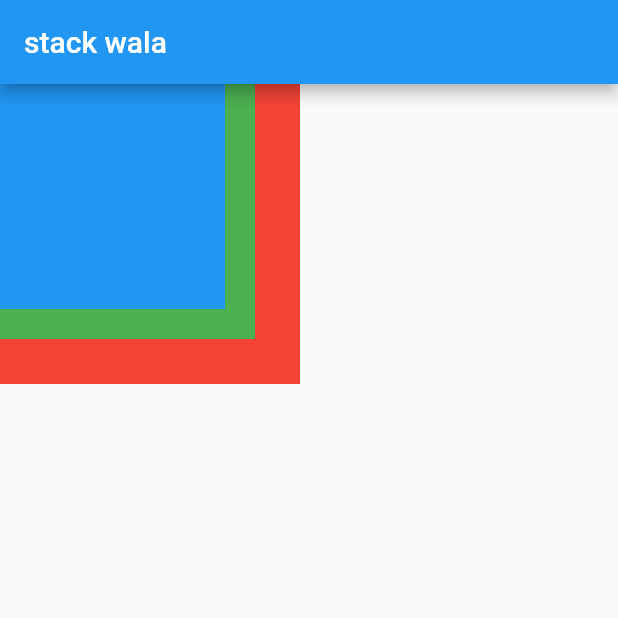
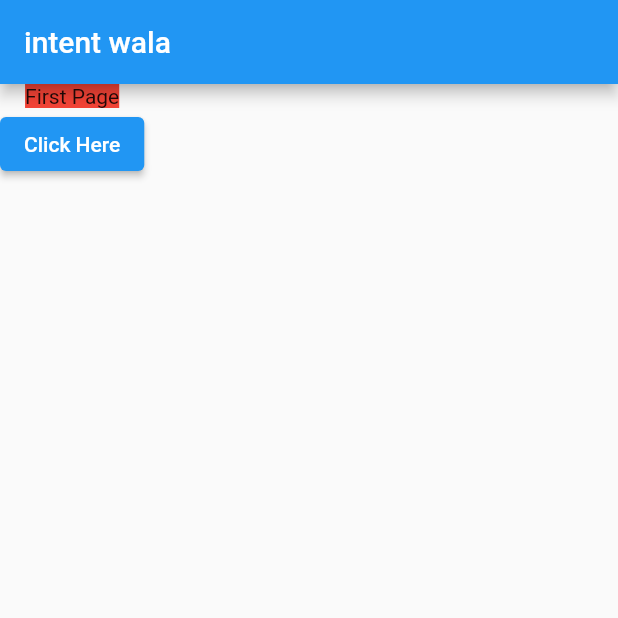
Before and after one commit to panditakshay402/Flutter, a Flutter app: the screen it shows after launch, on a phone screen of 412 x 824 dp, the top half of it. Run offline on Flutter 3.47's test engine with Material 2 defaults, Android fonts, the phone set to English and light mode, and no system bars.

Commit message:
Intent done

```diff
--- /dev/null
+++ b/lib/FirstPage.dart
@@ -0,0 +1,31 @@
+import 'package:flutter/cupertino.dart';
+import 'package:flutter/material.dart';
+import 'package:flutter_1/SecondPage.dart';
+
+class FirstPage extends StatelessWidget {
+  const FirstPage({Key? key}) : super(key: key);
+
+  @override
+  Widget build(BuildContext context) {
+    return Scaffold(
+      appBar: AppBar(
+        title: Text('intent wala'),
+      ),
+      body: Column(
+        children: [
+          Container(
+            color: Colors.red,
+            child: Text('First Page'),
+          ),
+          ElevatedButton(
+              onPressed: () {
+                Navigator.push(context, MaterialPageRoute(builder: (context) {
+                  return SecondPage();
+                }));
+              },
+              child: Text('Click Here'))
+        ],
+      ),
+    );
+  }
+}
--- a/lib/main.dart
+++ b/lib/main.dart
@@ -1,5 +1,6 @@
 import 'package:flutter/cupertino.dart';
 import 'package:flutter/material.dart';
+import 'package:flutter_1/FirstPage.dart';
 import 'package:flutter_1/Gridview.dart';
 import 'package:flutter_1/ListTile.dart';
 import 'package:flutter_1/MarginAndPadding.dart';
@@ -24,7 +25,7 @@ class myapp extends StatelessWidget {
     return MaterialApp(
       title: "hii boi",
       debugShowCheckedModeBanner: false,
-      home: stack(),
+      home: FirstPage(),
     );
   }
 }
```
Also changed, not shown: lib/SecondPage.dart (added, +19 -0 lines).
